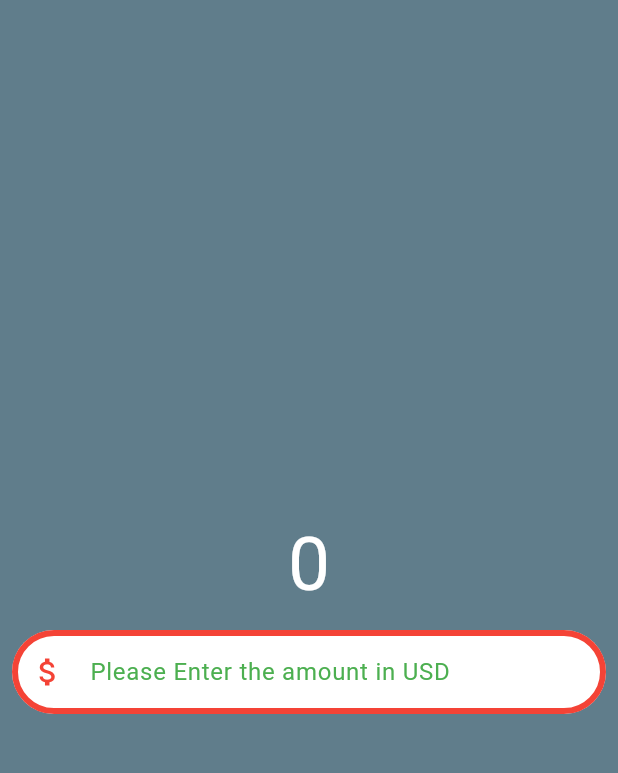
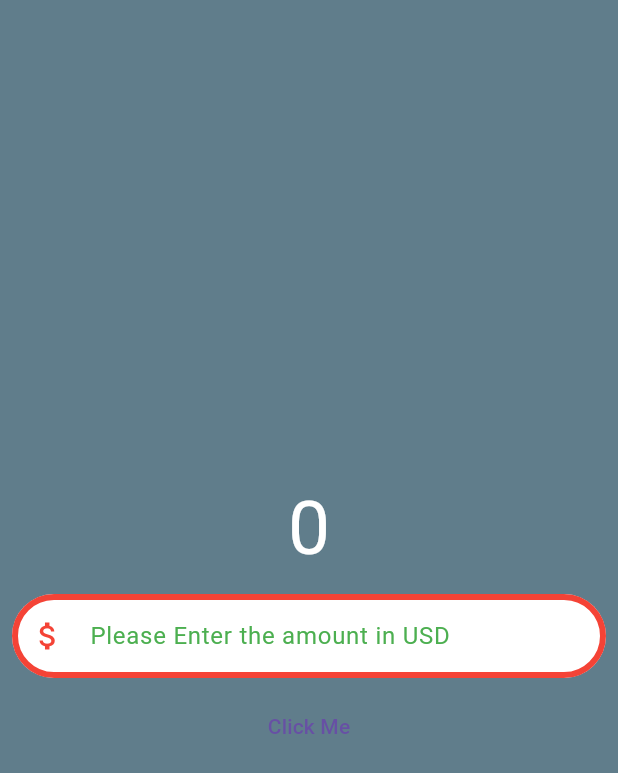
Before and after one commit to DragonEmperor9480/currency_converter, a Flutter app: the screen it shows after launch, on a phone screen of 412 x 824 dp. Shown: the top 773 px of the screen. Run offline on Flutter 3.47's test engine with Material 3 defaults, Android fonts, the phone set to English and light mode, and no system bars.

Commit message:
add a button to the homepage

```diff
--- a/lib/currency_converter_material_design.dart
+++ b/lib/currency_converter_material_design.dart
@@ -47,6 +47,12 @@ class CurrencyConverterMaterialPage extends StatelessWidget {
                 ),
               ),
             ),
+            TextButton(
+              onPressed: () {
+                print("Button Clicked");
+              },
+              child: Text("Click Me"),
+            ),
           ],
         ),
       ),
```
